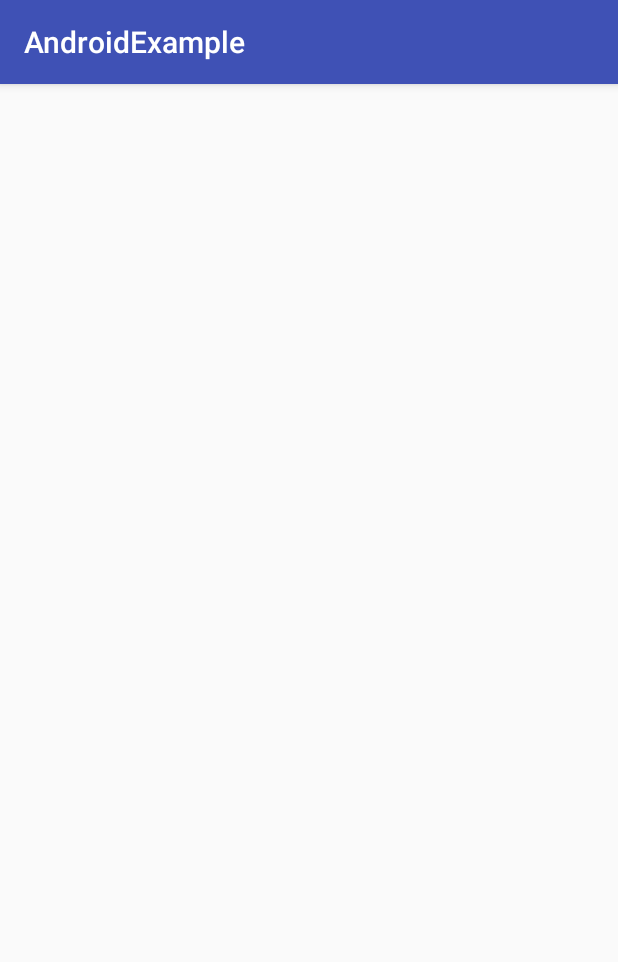
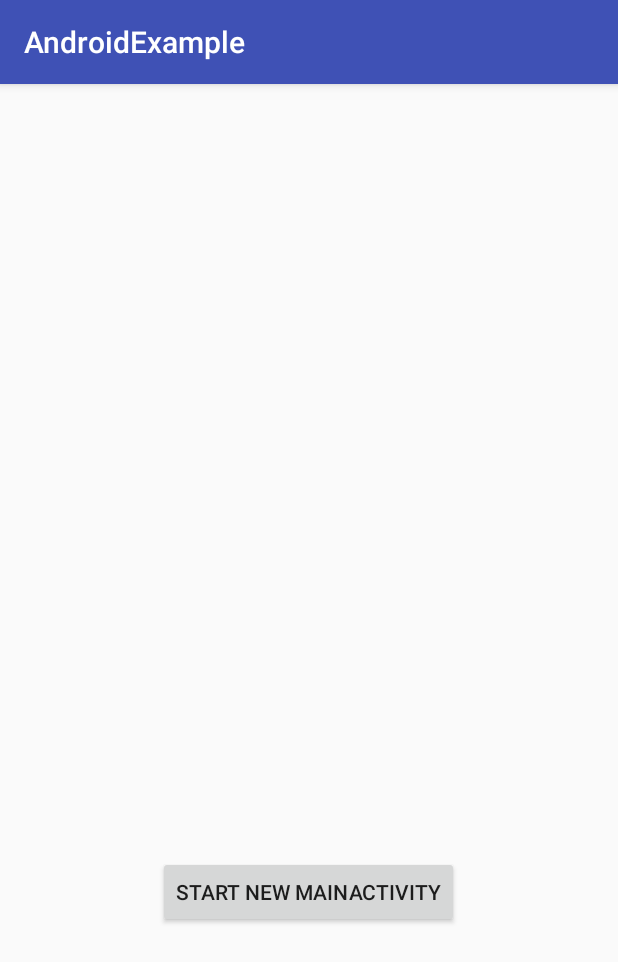
Before and after one commit to kappsegla/AndroidExample, an Android app: the screen it shows after launch (Main2Activity), after a tap on "BUTTON", on a phone screen of 412 x 824 dp. Shown: the top 962 px of the screen. Run offline under Robolectric (Android 15) with nearby library versions, the phone set to English and light mode, and no system bars.

Commit message:
Föreläsning 3
Kod från föreläsning 3.

```diff
--- a/app/src/main/AndroidManifest.xml
+++ b/app/src/main/AndroidManifest.xml
@@ -8,7 +8,8 @@
         android:label="@string/app_name"
         android:supportsRtl="true"
         android:theme="@style/AppTheme">
-        <activity android:name=".MainActivity">
+        <activity android:name=".MainActivity" android:configChanges="orientation|screenSize"
+            android:launchMode="standard">
             <intent-filter>
                 <action android:name="android.intent.action.MAIN" />
                 <category android:name="android.intent.category.LAUNCHER" />
--- a/app/src/main/java/snowroller/androidexample/Main2Activity.java
+++ b/app/src/main/java/snowroller/androidexample/Main2Activity.java
@@ -3,13 +3,18 @@ package snowroller.androidexample;
 import android.content.Intent;
 import android.support.v7.app.AppCompatActivity;
 import android.os.Bundle;
+import android.util.Log;
+import android.view.View;
 
 public class Main2Activity extends AppCompatActivity {
 
+    private static String TAG = "AndroidExample";
     @Override
     protected void onCreate(Bundle savedInstanceState) {
         super.onCreate(savedInstanceState);
         setContentView(R.layout.activity_main2);
+
+        Log.i(TAG,"2: onCreate");
         Intent i = getIntent();
         handleIntent(i);
     }
@@ -22,4 +27,46 @@ public class Main2Activity extends AppCompatActivity {
         super.onNewIntent(intent);
         handleIntent(intent);
     }
+
+    public void buttonClicked(View v)
+    {
+        Log.i(TAG,"Button clicked in Main2Activity");
+        Intent intent = new Intent(this, MainActivity.class);
+        startActivity(intent);
+    }
+
+    @Override
+    protected void onStart() {
+        super.onStart();
+        Log.i(TAG,"2: onStart");
+    }
+
+    @Override
+    protected void onResume() {
+        super.onResume();
+        Log.i(TAG,"2: onResume");
+    }
+
+    @Override
+    protected void onPause() {
+        super.onPause();
+        Log.i(TAG,"2: onPause");
+    }
+
+    @Override
+    protected void onRestart() {
+        super.onRestart();
+        Log.i(TAG,"2: onRestart");
+    }
+
+    @Override
+    protected void onStop() {
+        super.onStop();
+        Log.i(TAG,"2: onStop");
+    }
+    @Override
+    protected void onDestroy() {
+        super.onDestroy();
+        Log.i(TAG,"2: onDestroy");
+    }
 }
--- a/app/src/main/java/snowroller/androidexample/MainActivity.java
+++ b/app/src/main/java/snowroller/androidexample/MainActivity.java
@@ -1,53 +1,110 @@
 package snowroller.androidexample;
 
 import android.Manifest;
+import android.app.AlertDialog;
 import android.content.BroadcastReceiver;
+import android.content.DialogInterface;
 import android.content.Intent;
 import android.content.IntentFilter;
 import android.content.pm.PackageManager;
+import android.content.res.Configuration;
 import android.net.ConnectivityManager;
 import android.net.Uri;
+import android.os.PersistableBundle;
 import android.support.v4.app.ActivityCompat;
 import android.support.v4.content.ContextCompat;
 import android.support.v7.app.AppCompatActivity;
 import android.os.Bundle;
 import android.util.Log;
 import android.view.View;
+import android.widget.TextView;
 
 public class MainActivity extends AppCompatActivity {
 
     private static String TAG = "AndroidExample";
     public final static int MY_PERMISSIONS_REQUEST_READ_PHONE_STATE = 11;
 
+    private int counter;
+
+    private TextView textView3;
+
     @Override
     protected void onCreate(Bundle savedInstanceState) {
         super.onCreate(savedInstanceState);
         setContentView(R.layout.activity_main);
+        Log.i(TAG, "1: onCreate");
+        counter = 0;
 
-        /*//Register BroadcastReceiver from code onto context
-        BroadcastReceiver br = new MyBroadCastReceiver();
+        textView3 = (TextView)findViewById(R.id.textView3);
 
-        IntentFilter filter = new IntentFilter(Intent.ACTION_AIRPLANE_MODE_CHANGED);
-        //filter.addAction(Intent.ACTION_CAMERA_BUTTON);
-        this.registerReceiver(br, filter);
-        //For longer life cycle use applicationcontext
-        //this.getApplicationContext().registerReceiver(br,filter);
-        */
-        // Here, thisActivity is the current activity
-        if (ContextCompat.checkSelfPermission(getApplicationContext(),
-                Manifest.permission.READ_PHONE_STATE)
-                != PackageManager.PERMISSION_GRANTED) {
+        if(savedInstanceState != null)
+        {
+            counter = savedInstanceState.getInt("counter");
+            Log.i(TAG, "Instance state excisted in create");
 
-            // Should we show an explanation?
-            if (ActivityCompat.shouldShowRequestPermissionRationale(this,
-                    Manifest.permission.READ_CONTACTS)) {
-            } else {
-                ActivityCompat.requestPermissions(this,
-                        new String[]{Manifest.permission.READ_PHONE_STATE},
-                        MY_PERMISSIONS_REQUEST_READ_PHONE_STATE);
-            }
         }
+    }
 
+    @Override
+    public void onBackPressed() {
+        super.onBackPressed();
+        Log.i(TAG, "onBackPressed");
+        //this.finish();
+     /*   new AlertDialog.Builder(this)
+                .setMessage("Hej!")
+                .setCancelable(true)
+                .show();*/
+    }
+
+    @Override
+    protected void onSaveInstanceState(Bundle outState) {
+        super.onSaveInstanceState(outState);
+        outState.putInt("counter",counter);
+        Log.i(TAG,"SaveInstanceState: " + counter);
+    }
+
+    @Override
+    public void onConfigurationChanged(Configuration newConfig) {
+        super.onConfigurationChanged(newConfig);
+        Log.i(TAG,"ConfigurationChanged");
+    }
+
+    @Override
+    protected void onRestoreInstanceState(Bundle savedInstanceState) {
+        super.onRestoreInstanceState(savedInstanceState);
+        counter = savedInstanceState.getInt("counter");
+        Log.i(TAG,"RestoreInstanceState: " + counter);
+    }
+
+    @Override
+    protected void onPause() {
+        super.onPause();
+        Log.i(TAG,"1: onPause");
+    }
+
+    @Override
+    protected void onStop() {
+        super.onStop();
+        Log.i(TAG,"1: onStop " + isFinishing());
+    }
+
+    @Override
+    protected void onStart() {
+        super.onStart();
+        Log.i(TAG,"1: onStart");
+        textView3.setText("" + counter);
+    }
+
+    @Override
+    protected void onRestart() {
+        super.onRestart();
+        Log.i(TAG,"1: onReStart");
+    }
+
+    @Override
+    protected void onResume() {
+        super.onResume();
+        Log.i(TAG,"1: onResume");
     }
 
     @Override
@@ -68,9 +125,12 @@ public class MainActivity extends AppCompatActivity {
 
     public void buttonclicked(View v){
         Log.i(TAG,"Button clicked in MainActivity");
-//        Intent intent = new Intent(this, Main2Activity.class);
-//        startActivity(intent);
-       Intent sendIntent = new Intent();
+        counter++;
+        textView3.setText("" + counter);
+        //finish();
+          Intent intent = new Intent(this, Main2Activity.class);
+          startActivity(intent);
+     /*   Intent sendIntent = new Intent();
         sendIntent.setAction(Intent.ACTION_SEND);
         sendIntent.putExtra(Intent.EXTRA_TEXT,"Hello World!");
         sendIntent.setType("text/plain");
@@ -78,7 +138,7 @@ public class MainActivity extends AppCompatActivity {
         if(sendIntent.resolveActivity(getPackageManager()) != null)
         {
             startActivity(sendIntent);
-        }
+        }*/
 //        Uri webpage = Uri.parse("http://www.gp.se");
 //        Intent intent = new Intent(Intent.ACTION_VIEW, webpage);
 //        Intent intentChooser = Intent.createChooser(intent, "Öppna med");
--- a/app/src/main/res/layout/activity_main2.xml
+++ b/app/src/main/res/layout/activity_main2.xml
@@ -10,4 +10,13 @@
     android:paddingTop="@dimen/activity_vertical_margin"
     tools:context="snowroller.androidexample.Main2Activity">
 
+    <Button
+        android:text="Start new MainActivity"
+        android:layout_width="wrap_content"
+        android:layout_height="wrap_content"
+        android:layout_alignParentBottom="true"
+        android:layout_centerHorizontal="true"
+        android:layout_marginBottom="189dp"
+        android:id="@+id/button2"
+        android:onClick="buttonClicked" />
 </RelativeLayout>
```
Also changed, not shown: app/src/main/res/layout/activity_main.xml (+17 -0 lines).
